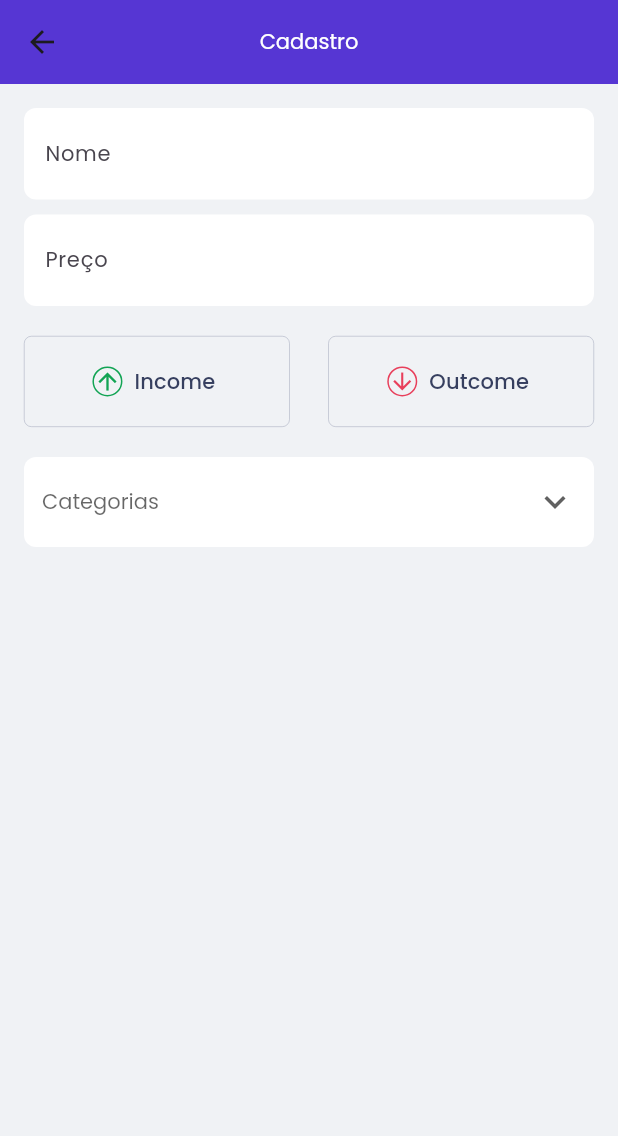
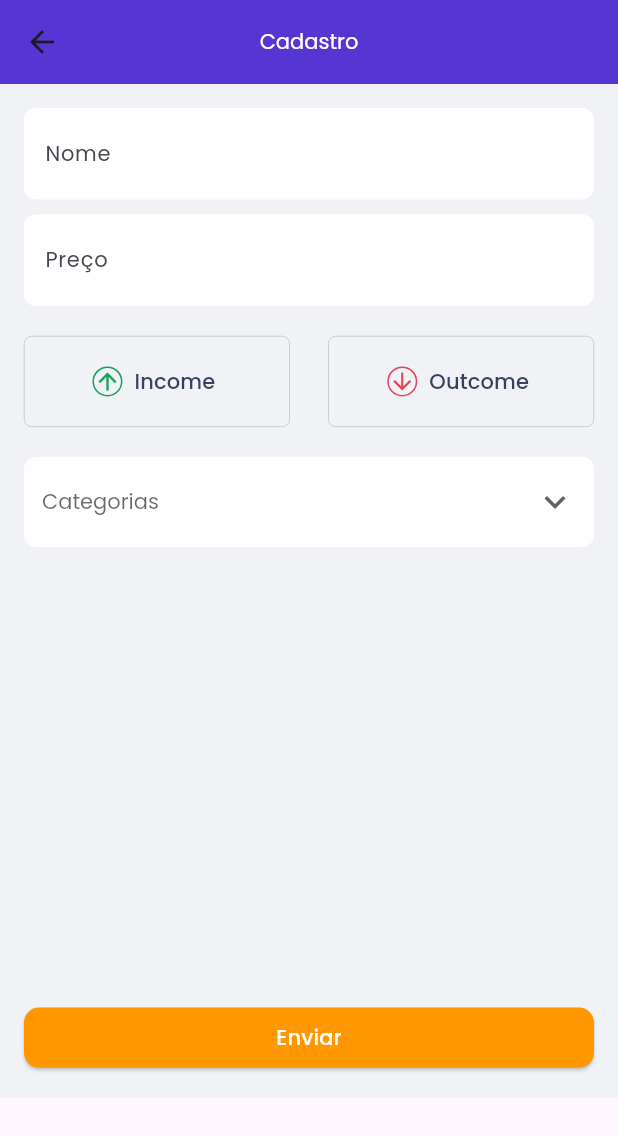
Before and after one commit to vcesardev/flutter_finances, a Flutter app: the AddEntryScreen screen opened by its route, on a phone screen of 412 x 824 dp. Shown: the top 1136 px of the screen. Run offline on Flutter 3.47's test engine with Material 3 defaults, Android fonts, the phone set to English and light mode, and no system bars.

Commit message:
feat: add packages here

```diff
--- /dev/null
+++ b/lib/config/entry_categories.dart
@@ -0,0 +1,71 @@
+import 'package:flutter/material.dart';
+import 'package:flutter_finances/config/colors.dart';
+
+class EntryCategoriesCollection {
+  final List<DropdownMenuItem<String>> _dropdownItems = [
+    DropdownMenuItem(
+      value: 'vendas',
+      child: Row(
+        children: <Widget>[
+          Icon(Icons.attach_money, color: CustomColors().text),
+          SizedBox(width: 10),
+          Text('Vendas'),
+        ],
+      ),
+    ),
+    DropdownMenuItem(
+      value: 'alimentação',
+      child: Row(
+        children: <Widget>[
+          Icon(Icons.restaurant, color: CustomColors().text),
+          SizedBox(width: 10),
+          Text('Alimentação'),
+        ],
+      ),
+    ),
+    DropdownMenuItem(
+      value: 'despesas',
+      child: Row(
+        children: <Widget>[
+          Icon(Icons.home, color: CustomColors().text),
+          SizedBox(width: 10),
+          Text('Despesas'),
+        ],
+      ),
+    ),
+    DropdownMenuItem(
+      value: 'festas',
+      child: Row(
+        children: <Widget>[
+          Icon(Icons.celebration, color: CustomColors().text),
+          SizedBox(width: 10),
+          Text('Rolês'),
+        ],
+      ),
+    ),
+    DropdownMenuItem(
+      value: 'roupas',
+      child: Row(
+        children: <Widget>[
+          Icon(Icons.checkroom, color: CustomColors().text),
+          SizedBox(width: 10),
+          Text('Roupas'),
+        ],
+      ),
+    ),
+    DropdownMenuItem(
+      value: 'aleatorio',
+      child: Row(
+        children: <Widget>[
+          Icon(Icons.shopping_bag, color: CustomColors().text),
+          SizedBox(width: 10),
+          Text('Aleatório'),
+        ],
+      ),
+    ),
+  ];
+
+  List<DropdownMenuItem<String>> get getEntryCategories {
+    return _dropdownItems;
+  }
+}
--- a/lib/pages/AddEntry/add_entry.dart
+++ b/lib/pages/AddEntry/add_entry.dart
@@ -1,6 +1,11 @@
+import 'package:flutter/cupertino.dart';
 import 'package:flutter/material.dart';
+import 'package:flutter/widgets.dart';
 import 'package:flutter_finances/config/colors.dart';
 import 'package:flutter_finances/config/custom_month_colors_collection.dart';
+import 'package:flutter_finances/config/entry_categories.dart';
+import 'package:flutter_finances/pages/AddEntry/widgets/Input/input.dart';
+import 'package:flutter_finances/utils/masks.dart';
 
 class AddEntryScreen extends StatefulWidget {
   const AddEntryScreen({super.key});
@@ -11,72 +16,18 @@ class AddEntryScreen extends StatefulWidget {
 
 class _AddEntryScreenState extends State<AddEntryScreen> {
   String? _selectedValue;
+  String? _selectedOption;
+
   final TextEditingController _nameController = TextEditingController();
   final TextEditingController _priceController = TextEditingController();
 
-  // list
-  final List<DropdownMenuItem<String>> _dropdownItems = [
-    DropdownMenuItem(
-      value: 'vendas',
-      child: Row(
-        children: <Widget>[
-          Icon(Icons.attach_money, color: CustomColors().text),
-          SizedBox(width: 10),
-          Text('Vendas'),
-        ],
-      ),
-    ),
-    DropdownMenuItem(
-      value: 'alimentação',
-      child: Row(
-        children: <Widget>[
-          Icon(Icons.restaurant, color: CustomColors().text),
-          SizedBox(width: 10),
-          Text('Alimentação'),
-        ],
-      ),
-    ),
-    DropdownMenuItem(
-      value: 'despesas',
-      child: Row(
-        children: <Widget>[
-          Icon(Icons.home, color: CustomColors().text),
-          SizedBox(width: 10),
-          Text('Despesas'),
-        ],
-      ),
-    ),
-    DropdownMenuItem(
-      value: 'festas',
-      child: Row(
-        children: <Widget>[
-          Icon(Icons.celebration, color: CustomColors().text),
-          SizedBox(width: 10),
-          Text('Rolês'),
-        ],
-      ),
-    ),
-    DropdownMenuItem(
-      value: 'roupas',
-      child: Row(
-        children: <Widget>[
-          Icon(Icons.checkroom, color: CustomColors().text),
-          SizedBox(width: 10),
-          Text('Roupas'),
-        ],
-      ),
-    ),
-    DropdownMenuItem(
-      value: 'aleatorio',
-      child: Row(
-        children: <Widget>[
-          Icon(Icons.shopping_bag, color: CustomColors().text),
-          SizedBox(width: 10),
-          Text('Aleatório'),
-        ],
-      ),
-    ),
-  ];
+  @override
+  void dispose() {
+    // TODO: implement dispose
+    super.dispose();
+    _nameController.dispose();
+    _priceController.dispose();
+  }
 
   @override
   Widget build(BuildContext context) {
@@ -85,88 +36,96 @@ class _AddEntryScreenState extends State<AddEntryScreen> {
         centerTitle: true,
         title: Text("Cadastro"),
       ),
-      body: Container(
+      body: SingleChildScrollView(
+        child: Container(
+          height: MediaQuery.of(context).size.height * 0.82,
           padding: EdgeInsets.all(16),
           color: CustomColors().gray,
-        child: Column(children: [
-          TextField(
-            controller: _nameController,
-            style: TextStyle(fontSize: 14, color: CustomColors().text),
-            decoration: InputDecoration(
+          child: Column(
+            mainAxisAlignment: MainAxisAlignment.spaceBetween,
+            children: [
+              Column(
+                children: [
+                  EntryInput(
+                      inputController: _nameController,
                       hintText: "Nome",
-              fillColor: Colors.white,
-              filled: true,
-              hintStyle: TextStyle(fontWeight: FontWeight.w400, fontSize: 14),
-              border: OutlineInputBorder(
-                borderRadius: BorderRadius.circular(8),
-                borderSide: BorderSide(
-                  width: 0,
-                  style: BorderStyle.none,
-                ),
-              ),
-              contentPadding:
-                  EdgeInsets.symmetric(vertical: 20, horizontal: 10),
-            ),
-          ),
+                      textInputType: TextInputType.text),
                   SizedBox(
                     height: 10,
                   ),
-          TextField(
-            controller: _priceController,
-            style: TextStyle(fontSize: 14, color: CustomColors().text),
-            keyboardType: TextInputType.number,
-            decoration: InputDecoration(
+                  EntryInput(
+                      inputController: _priceController,
                       hintText: "Preço",
-              fillColor: Colors.white,
-              filled: true,
-              hintStyle: TextStyle(fontWeight: FontWeight.w400, fontSize: 14),
-              border: OutlineInputBorder(
-                borderRadius: BorderRadius.circular(8),
-                borderSide: BorderSide(
-                  width: 0,
-                  style: BorderStyle.none,
-                ),
-              ),
-              contentPadding:
-                  EdgeInsets.symmetric(vertical: 20, horizontal: 10),
-            ),
-          ),
+                      textInputType: TextInputType.number),
                   SizedBox(
                     height: 20,
                   ),
                   Row(
                     mainAxisAlignment: MainAxisAlignment.spaceBetween,
                     children: [
-              Container(
+                      InkWell(
+                        onTap: () {
+                          setState(() {
+                            _selectedOption = 'income';
+                          });
+                        },
+                        child: Container(
                           padding: EdgeInsets.all(6),
                           width: MediaQuery.of(context).size.width * 0.43,
                           decoration: BoxDecoration(
-                  border: Border.all(width: 0.3, color: CustomColors().text),
+                            color: _selectedOption == 'income'
+                                ? Colors.green[100]
+                                : Colors.transparent,
+                            border: Border.all(
+                                width: 0.3, color: CustomColors().text),
                             borderRadius: BorderRadius.circular(5),
                           ),
                           child: TextButton.icon(
-                  onPressed: () {},
-                  icon:
-                      CustomMonthColorsCollection().buildMonthIcon('Entradas'),
+                            onPressed: () {
+                              setState(() {
+                                _selectedOption = 'income';
+                              });
+                            },
+                            icon: CustomMonthColorsCollection()
+                                .buildMonthIcon('Entradas'),
                             label: Text(
                               'Income',
-                    style: TextStyle(fontSize: 14, color: CustomColors().title),
+                              style: TextStyle(
+                                  fontSize: 14, color: CustomColors().title),
                             ),
                           ),
                         ),
-              Container(
+                      ),
+                      InkWell(
+                        onTap: () {
+                          setState(() {
+                            _selectedOption = 'outcome';
+                          });
+                        },
+                        child: Container(
                           padding: EdgeInsets.all(6),
                           width: MediaQuery.of(context).size.width * 0.43,
                           decoration: BoxDecoration(
-                  border: Border.all(width: 0.3, color: CustomColors().text),
+                            color: _selectedOption == 'outcome'
+                                ? Colors.red[100]
+                                : Colors.transparent,
+                            border: Border.all(
+                                width: 0.3, color: CustomColors().text),
                             borderRadius: BorderRadius.circular(5),
                           ),
                           child: TextButton.icon(
-                  onPressed: () {},
-                  icon: CustomMonthColorsCollection().buildMonthIcon('Saídas'),
+                            onPressed: () {
+                              setState(() {
+                                _selectedOption = 'outcome';
+                              });
+                            },
+                            icon: CustomMonthColorsCollection()
+                                .buildMonthIcon('Saídas'),
                             label: Text(
                               'Outcome',
-                    style: TextStyle(fontSize: 14, color: CustomColors().title),
+                              style: TextStyle(
+                                  fontSize: 14, color: CustomColors().title),
+                            ),
                           ),
                         ),
                       ),
@@ -180,13 +139,14 @@ class _AddEntryScreenState extends State<AddEntryScreen> {
                       color: Colors.white,
                       borderRadius: BorderRadius.circular(8),
                     ),
-            padding: const EdgeInsets.symmetric(horizontal: 12, vertical: 6),
+                    padding:
+                        const EdgeInsets.symmetric(horizontal: 12, vertical: 6),
                     width: double
                         .infinity, // This makes the dropdown occupy the full width of the parent container.
                     child: DropdownButton<String>(
                       value: _selectedValue,
                       hint: Text('Categorias'),
-              items: _dropdownItems,
+                      items: EntryCategoriesCollection().getEntryCategories,
                       onChanged: (String? newValue) {
                         setState(() {
                           _selectedValue = newValue;
@@ -201,10 +161,33 @@ class _AddEntryScreenState extends State<AddEntryScreen> {
                       underline: SizedBox(), // Removes the default underline.
                       dropdownColor: Colors
                           .white, // Sets the background color of the dropdown items.
-              style: TextStyle(color: Colors.black, fontFamily: 'Poppins'),
+                      style:
+                          TextStyle(color: Colors.black, fontFamily: 'Poppins'),
                     ),
                   ),
-        ]),
+                ],
+              ),
+              SizedBox(
+                  width: MediaQuery.of(context).size.width,
+                  child: ElevatedButton(
+                    style: ElevatedButton.styleFrom(
+                      backgroundColor: Colors.orange,
+                      shape: RoundedRectangleBorder(
+                        borderRadius: BorderRadius.circular(10),
+                      ),
+                    ),
+                    onPressed: () {},
+                    child: Text(
+                      "Enviar",
+                      style: TextStyle(
+                        fontSize: 14,
+                        color: Colors.white,
+                      ),
+                    ),
+                  ))
+            ],
+          ),
+        ),
       ),
     );
   }
--- a/lib/pages/AddEntry/widgets/Input/input.dart
+++ b/lib/pages/AddEntry/widgets/Input/input.dart
@@ -1,15 +1,42 @@
 import 'package:flutter/material.dart';
+import 'package:flutter_finances/config/colors.dart';
 
-class MyWidget extends StatefulWidget {
-  const MyWidget({super.key});
+class EntryInput extends StatefulWidget {
+  const EntryInput(
+      {super.key,
+      required this.inputController,
+      required this.hintText,
+      required this.textInputType});
+
+  final TextEditingController inputController;
+  final String hintText;
+  final TextInputType? textInputType;
 
   @override
-  State<MyWidget> createState() => _MyWidgetState();
+  State<EntryInput> createState() => _EntryInputState();
 }
 
-class _MyWidgetState extends State<MyWidget> {
+class _EntryInputState extends State<EntryInput> {
   @override
   Widget build(BuildContext context) {
-    return const Placeholder();
+    return TextField(
+      controller: widget.inputController,
+      style: TextStyle(fontSize: 14, color: CustomColors().text),
+      keyboardType: widget.textInputType,
+      decoration: InputDecoration(
+        hintText: widget.hintText,
+        fillColor: Colors.white,
+        filled: true,
+        hintStyle: TextStyle(fontWeight: FontWeight.w400, fontSize: 14),
+        border: OutlineInputBorder(
+          borderRadius: BorderRadius.circular(8),
+          borderSide: BorderSide(
+            width: 0,
+            style: BorderStyle.none,
+          ),
+        ),
+        contentPadding: EdgeInsets.symmetric(vertical: 20, horizontal: 10),
+      ),
+    );
   }
 }
--- a/lib/utils/masks.dart
+++ b/lib/utils/masks.dart
@@ -7,4 +7,13 @@ class Masks {
 
     return 'R\$ $formattedValue,00';
   }
+
+  String formatValueToPrice(double value) {
+    final String stringValue = value.toString();
+
+    final String formattedValue = stringValue.replaceAllMapped(
+        RegExp(r'(\d)(?=(\d{3})+(?!\d))'), (Match match) => '${match[1]}.');
+
+    return '$formattedValue,00';
+  }
 }
```
Lines whose indentation alone changed are shown as unchanged.
